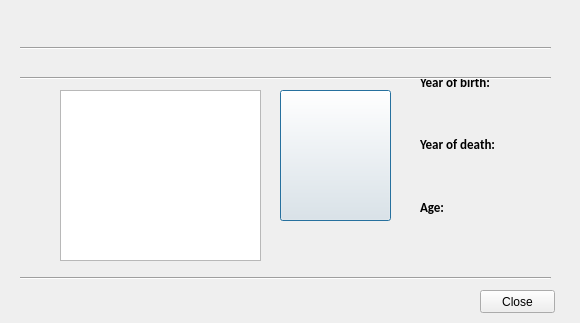
First picture: the form in Hopur21Verkefni/MyComputerScienceList/ui/csmoreinfo.ui, repository Hopur21/Hopur21, before the edit.
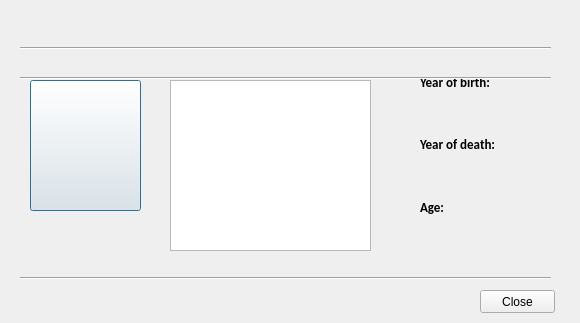
Second picture: the form after the edit. Icons and pictures are not drawn.

Diff of the .ui file:
```diff
--- a/Hopur21Verkefni/MyComputerScienceList/ui/csmoreinfo.ui
+++ b/Hopur21Verkefni/MyComputerScienceList/ui/csmoreinfo.ui
@@ -29,8 +29,8 @@
   <widget class="QPushButton" name="image_of_person_input">
    <property name="geometry">
     <rect>
-     <x>280</x>
-     <y>90</y>
+     <x>30</x>
+     <y>80</y>
      <width>111</width>
      <height>131</height>
     </rect>
@@ -57,8 +57,8 @@
   <widget class="QTextBrowser" name="more_info_input">
    <property name="geometry">
     <rect>
-     <x>60</x>
-     <y>90</y>
+     <x>170</x>
+     <y>80</y>
      <width>201</width>
      <height>171</height>
     </rect>
```
Left out of the diff: 1 changed line with no effect on the pictures.
